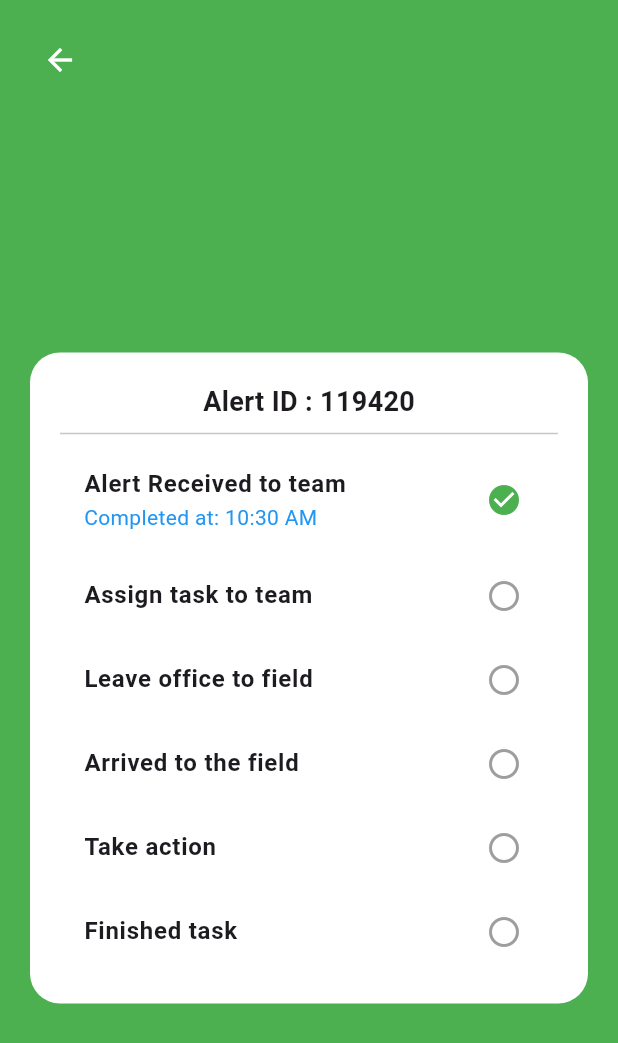
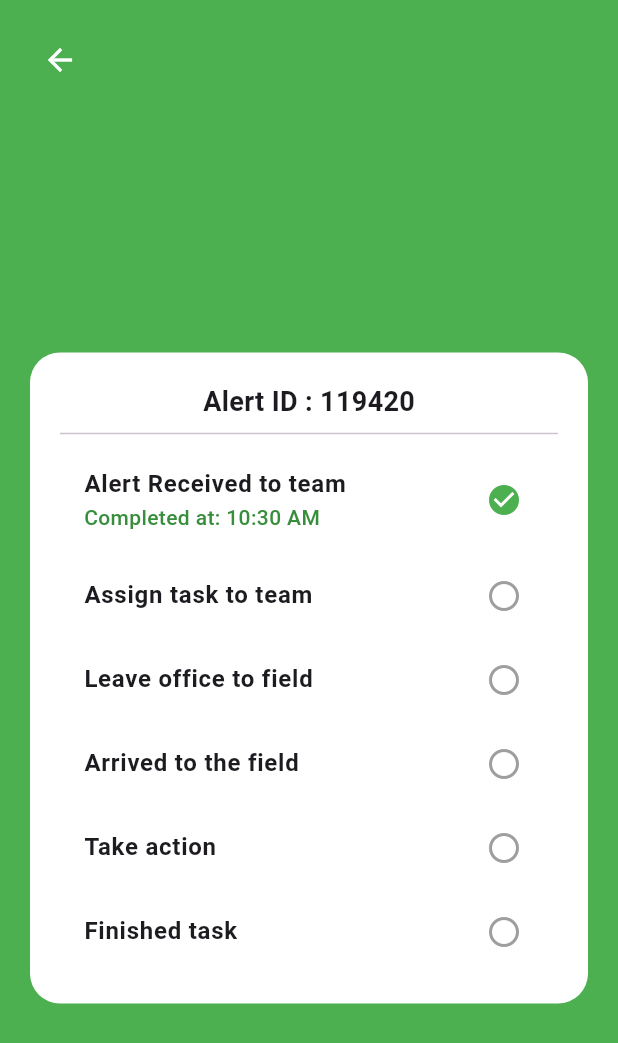
Before and after one commit to mohamedalisaifudeen/safecrop, a Flutter app: the AlertScreen screen opened directly, after a tap on the "circle" icon, on a phone screen of 412 x 824 dp. Shown: the top 1043 px of the screen. Run offline on Flutter 3.47's test engine with Material 3 defaults, Android fonts, the phone set to English and light mode, and no system bars; our stand-ins replace cloud_firestore, firebase_core; accounts and stored records are empty.

```diff
--- a/lib/AlertNew.dart
+++ b/lib/AlertNew.dart
@@ -110,8 +110,12 @@ class _AlertScreenState extends State<AlertScreen> {
                                       fontWeight: FontWeight.bold, fontSize: 16),
                                 ),
                                 subtitle: alertSteps[index]["timestamp"] != null
-                                    ? Text("Completed at: ${alertSteps[index]["timestamp"]}",
-                                    style: TextStyle(color: Colors.blue))
+                                    ? Text(
+                                  "Completed at: ${alertSteps[index]["timestamp"]}",
+                                  style: TextStyle(
+                                      color: Colors.green.shade700, // Updated color
+                                      fontWeight: FontWeight.w500),
+                                )
                                     : null,
                                 trailing: GestureDetector(
                                   onTap: () => toggleTaskStatus(index),
```
